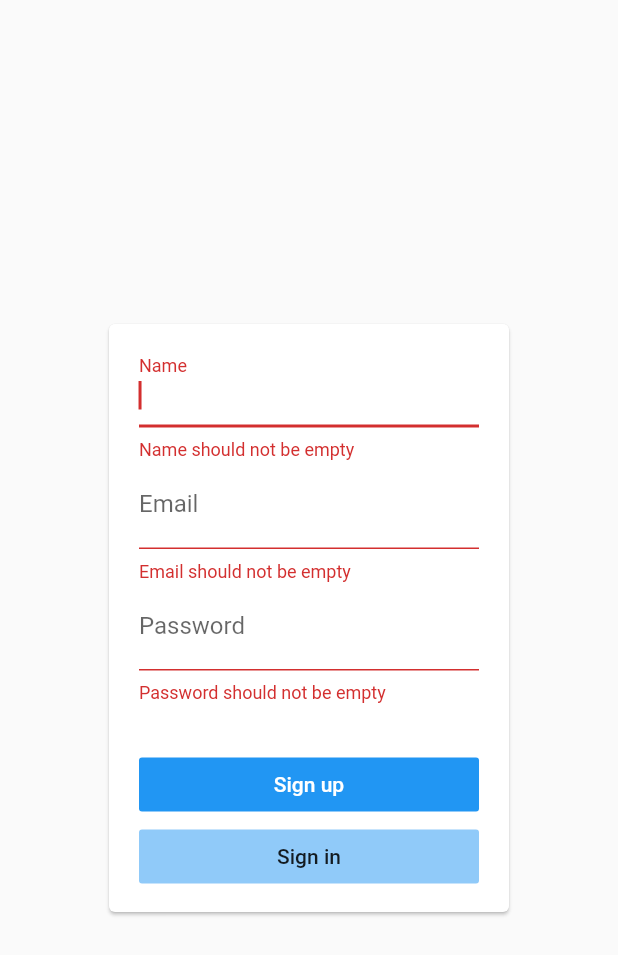
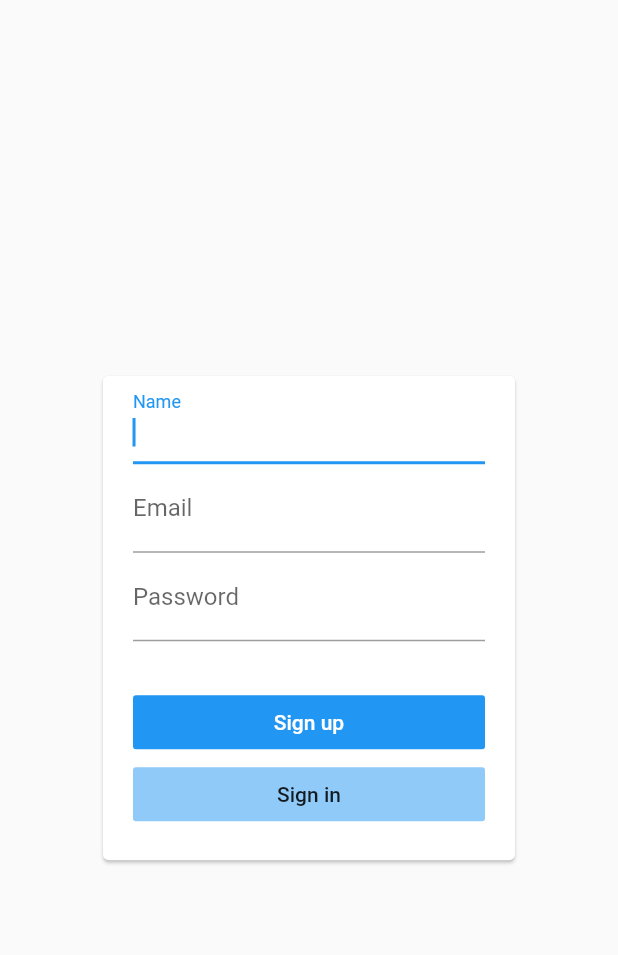
Before and after one commit to leosuncin/flutter_todo_app, a Flutter app: the RegisterScreen screen opened by its route, on a phone screen of 412 x 824 dp. Shown: the top 955 px of the screen. Run offline on Flutter 3.47's test engine with Material 2 defaults, Android fonts, the phone set to English and light mode, and no system bars; accounts and stored records are empty.

Commit message:
Fix scroll of register screen
Disable autovalidate

```diff
--- a/lib/screens/register_screen.dart
+++ b/lib/screens/register_screen.dart
@@ -84,18 +84,18 @@ class _RegisterScreenState extends State<RegisterScreen> {
       key: _screen,
       body: Center(
         child: SingleChildScrollView(
-          child: Container(
+          child: Card(
             margin: mq.orientation == Orientation.portrait
                 ? EdgeInsets.all(mq.size.width / 6)
-                : EdgeInsets.symmetric(horizontal: mq.size.width / 3),
-            height: 400,
-            child: Card(
-              child: Padding(
-                padding:
-                    const EdgeInsets.symmetric(horizontal: 20, vertical: 10),
+                : EdgeInsets.symmetric(horizontal: mq.size.width / 4),
             child: Form(
               key: _form,
-                  autovalidate: true,
+              child: Padding(
+                padding: const EdgeInsets.only(
+                  right: 20,
+                  bottom: 20,
+                  left: 20,
+                ),
                 child: Column(
                   children: [
                     TextFormField(
@@ -127,8 +127,7 @@ class _RegisterScreenState extends State<RegisterScreen> {
                       keyboardType: TextInputType.emailAddress,
                       focusNode: _emailFocusNode,
                       onFieldSubmitted: (_) {
-                          FocusScope.of(context)
-                              .requestFocus(_passwordFocusNode);
+                        FocusScope.of(context).requestFocus(_passwordFocusNode);
                       },
                       validator: (value) {
                         if (value == null || value.isEmpty)
@@ -190,7 +189,6 @@ class _RegisterScreenState extends State<RegisterScreen> {
           ),
         ),
       ),
-      ),
     );
   }
 }
```
Lines whose indentation alone changed are shown as unchanged.
